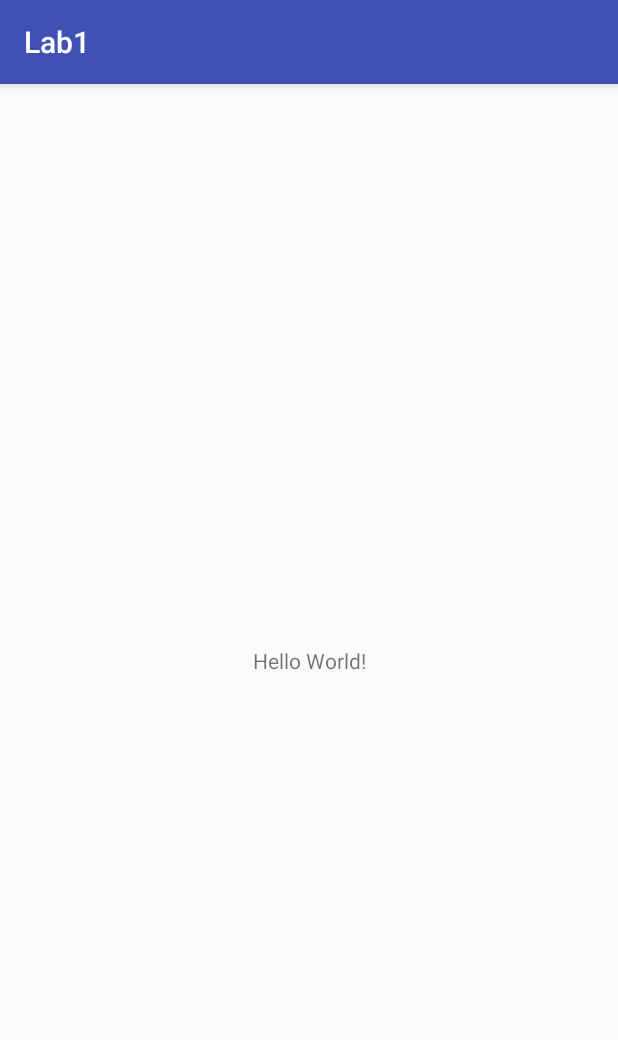
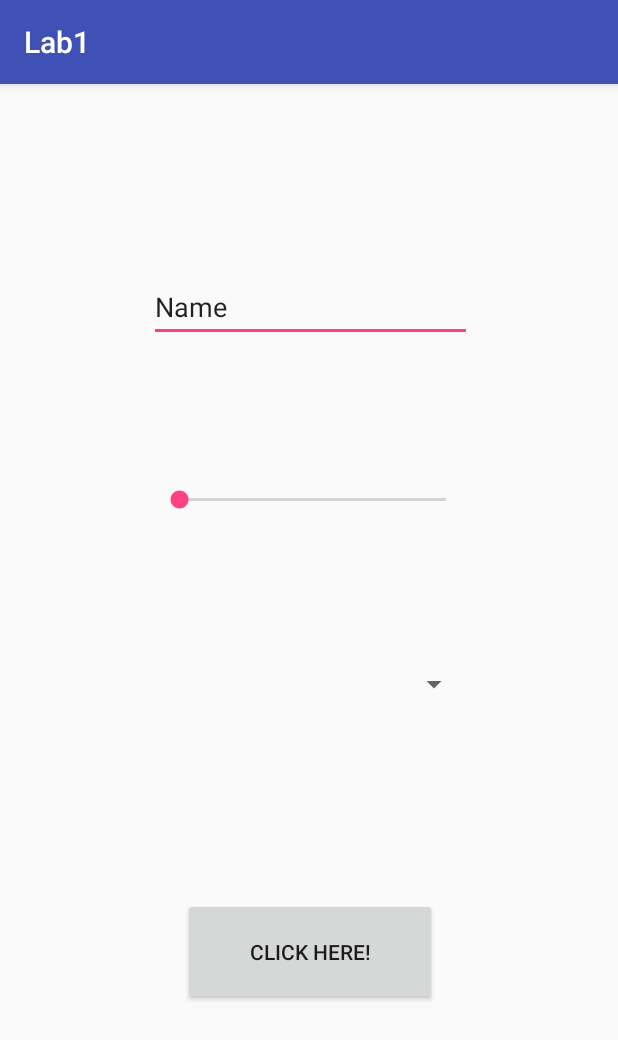
Before and after one commit to HSnils/IMT3673, an Android app: the screen it shows after launch (A1), on a phone screen of 412 x 824 dp. Shown: the top 1040 px of the screen. Run offline under Robolectric (Android 15) with nearby library versions, the phone set to English and light mode, and no system bars.

Commit message:
Added A1-A3 pages with elements, and a toast testfunction on button

```diff
--- a/lab1/app/src/main/AndroidManifest.xml
+++ b/lab1/app/src/main/AndroidManifest.xml
@@ -16,6 +16,8 @@
                 <category android:name="android.intent.category.LAUNCHER" />
             </intent-filter>
         </activity>
+        <activity android:name=".A2" />
+        <activity android:name=".A3"></activity>
     </application>
 
 </manifest>
--- a/lab1/app/src/main/res/layout/activity_a1.xml
+++ b/lab1/app/src/main/res/layout/activity_a1.xml
@@ -6,13 +6,60 @@
     android:layout_height="match_parent"
     tools:context="com.ntnu.henrik.lab1.A1">
 
-    <TextView
-        android:layout_width="wrap_content"
-        android:layout_height="wrap_content"
-        android:text="Hello World!"
+    <Button
+        android:id="@+id/button"
+        android:layout_width="169dp"
+        android:layout_height="71dp"
+        android:layout_marginBottom="103dp"
+        android:layout_marginEnd="107dp"
+        android:layout_marginStart="108dp"
+        android:layout_marginTop="50dp"
+        android:onClick="onButtonTap"
+        android:text="@string/buttonText"
         app:layout_constraintBottom_toBottomOf="parent"
-        app:layout_constraintLeft_toLeftOf="parent"
-        app:layout_constraintRight_toRightOf="parent"
+        app:layout_constraintEnd_toEndOf="parent"
+        app:layout_constraintStart_toStartOf="parent"
+        app:layout_constraintTop_toBottomOf="@+id/spinner2" />
+
+    <SeekBar
+        android:id="@+id/seekBar"
+        android:layout_width="210dp"
+        android:layout_height="37dp"
+        android:layout_marginBottom="18dp"
+        android:layout_marginEnd="85dp"
+        android:layout_marginStart="89dp"
+        android:layout_marginTop="18dp"
+        app:layout_constraintBottom_toTopOf="@+id/spinner2"
+        app:layout_constraintEnd_toEndOf="parent"
+        app:layout_constraintStart_toStartOf="parent"
+        app:layout_constraintTop_toBottomOf="@+id/editText" />
+
+    <EditText
+        android:id="@+id/editText"
+        android:layout_width="215dp"
+        android:layout_height="46dp"
+        android:layout_marginBottom="18dp"
+        android:layout_marginEnd="84dp"
+        android:layout_marginStart="85dp"
+        android:layout_marginTop="75dp"
+        android:ems="10"
+        android:inputType="textPersonName"
+        android:text="Name"
+        app:layout_constraintBottom_toTopOf="@+id/seekBar"
+        app:layout_constraintEnd_toEndOf="parent"
+        app:layout_constraintStart_toStartOf="parent"
         app:layout_constraintTop_toTopOf="parent" />
 
+    <Spinner
+        android:id="@+id/spinner2"
+        android:layout_width="210dp"
+        android:layout_height="35dp"
+        android:layout_marginBottom="24dp"
+        android:layout_marginEnd="85dp"
+        android:layout_marginStart="89dp"
+        android:layout_marginTop="18dp"
+        app:layout_constraintBottom_toTopOf="@+id/button"
+        app:layout_constraintEnd_toEndOf="parent"
+        app:layout_constraintStart_toStartOf="parent"
+        app:layout_constraintTop_toBottomOf="@+id/seekBar" />
 </android.support.constraint.ConstraintLayout>
```
Also changed, not shown: lab1/app/src/main/java/com/ntnu/henrik/lab1/A1.java (+10 -0 lines), lab1/app/src/main/java/com/ntnu/henrik/lab1/A2.java (added, +13 -0 lines), lab1/app/src/main/java/com/ntnu/henrik/lab1/A3.java (added, +13 -0 lines), lab1/app/src/main/res/layout/activity_a2.xml (added, +50 -0 lines), lab1/app/src/main/res/layout/activity_a3.xml (added, +38 -0 lines), lab1/app/src/main/res/values/strings.xml (+7 -0 lines).
